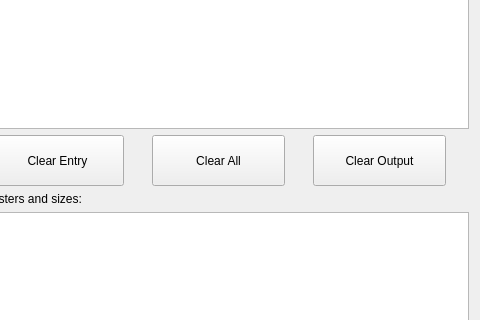
First picture: the form in mainwindow.ui, repository MLD5000/Run-List-Parser-v3.0, before the edit; both pictures show x 203 to 683 and y 130 to 450 of the 683 by 866 pixel window.
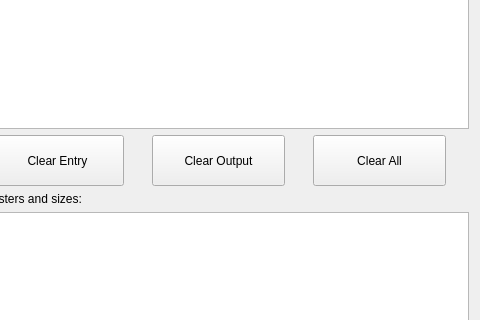
Second picture: the form after the edit.

Commit message: Fixed bug related to cluster count

The edit to the form file:
```diff
--- a/mainwindow.ui
+++ b/mainwindow.ui
@@ -7,7 +7,7 @@
     <x>0</x>
     <y>0</y>
     <width>680</width>
-    <height>787</height>
+    <height>865</height>
    </rect>
   </property>
   <property name="windowTitle">
@@ -102,28 +102,6 @@
         </property>
        </widget>
       </item>
-      <item>
-       <widget class="QPushButton" name="pushButton_3">
-        <property name="minimumSize">
-         <size>
-          <width>133</width>
-          <height>51</height>
-         </size>
-        </property>
-        <property name="maximumSize">
-         <size>
-          <width>133</width>
-          <height>51</height>
-         </size>
-        </property>
-        <property name="styleSheet">
-         <string notr="true">font: 12pt &quot;MS Shell Dlg 2&quot;;</string>
-        </property>
-        <property name="text">
-         <string>Clear All</string>
-        </property>
-       </widget>
-      </item>
       <item>
        <widget class="QPushButton" name="pushButton_4">
         <property name="minimumSize">
@@ -146,6 +124,28 @@
         </property>
        </widget>
       </item>
+      <item>
+       <widget class="QPushButton" name="pushButton_3">
+        <property name="minimumSize">
+         <size>
+          <width>133</width>
+          <height>51</height>
+         </size>
+        </property>
+        <property name="maximumSize">
+         <size>
+          <width>133</width>
+          <height>51</height>
+         </size>
+        </property>
+        <property name="styleSheet">
+         <string notr="true">font: 12pt &quot;MS Shell Dlg 2&quot;;</string>
+        </property>
+        <property name="text">
+         <string>Clear All</string>
+        </property>
+       </widget>
+      </item>
      </layout>
     </item>
     <item row="3" column="0">
```
The commit also changes 2 other files.
